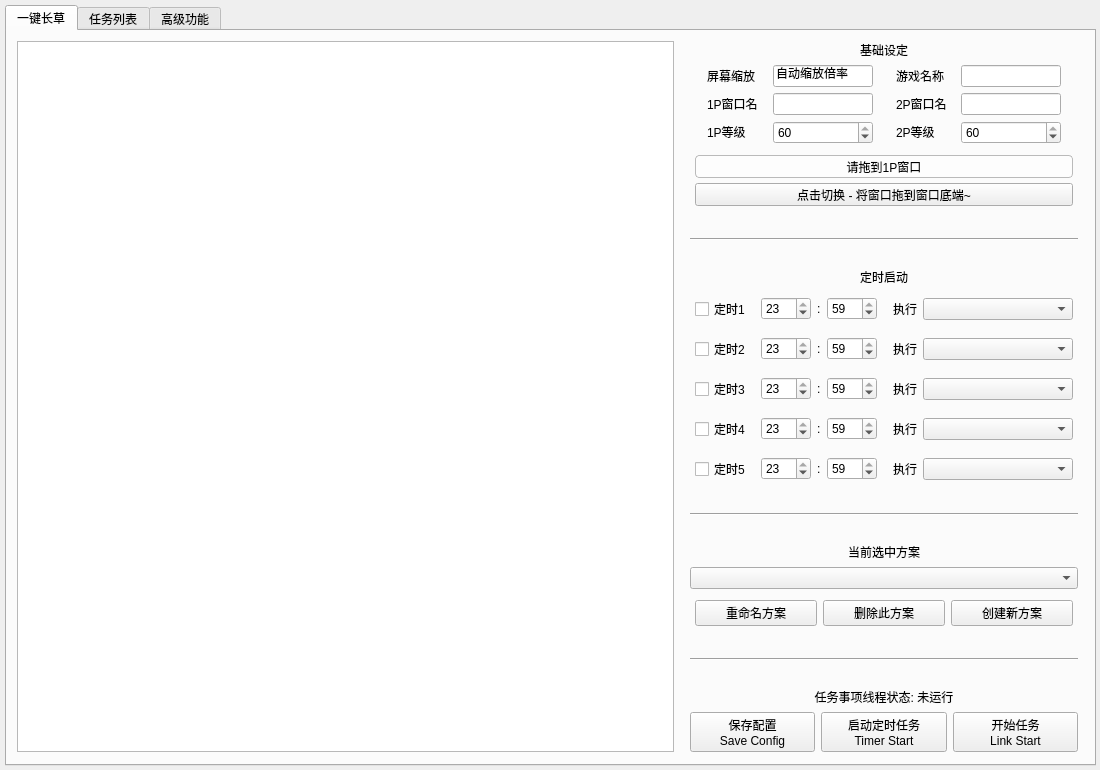
Before: the Qt Designer form resource/ui/FAA_3.0.ui in StareAbyss/FoodsVsMiceAutoAssistant, drawn with Qt 5.
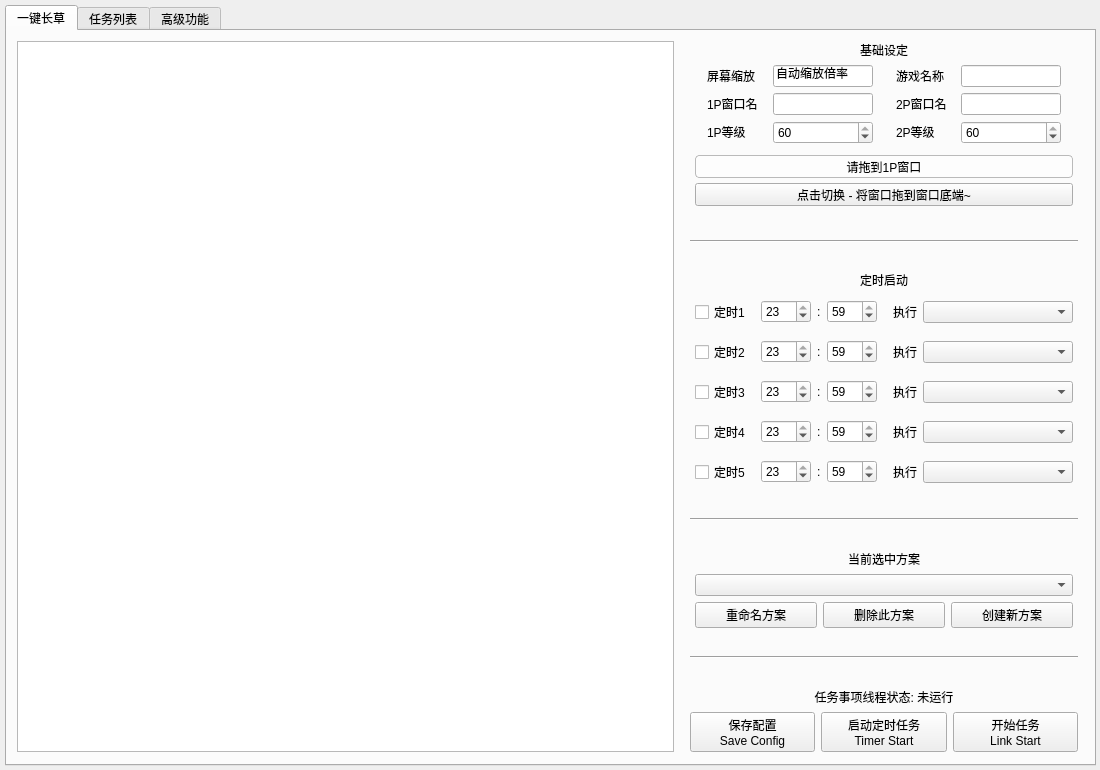
After: the same form once the commit is applied. Custom widgets are drawn as their Qt base class.

Commit message: v1.4.1-beta.1 杂项.

```diff
--- a/resource/ui/FAA_3.0.ui
+++ b/resource/ui/FAA_3.0.ui
@@ -1745,6 +1745,23 @@
              </widget>
             </item>
             <item>
+             <layout class="QHBoxLayout" name="Lay_CurrentPlan_1" stretch="0">
+              <property name="sizeConstraint">
+               <enum>QLayout::SetDefaultConstraint</enum>
+              </property>
+              <property name="leftMargin">
+               <number>5</number>
+              </property>
+              <property name="topMargin">
+               <number>0</number>
+              </property>
+              <property name="rightMargin">
+               <number>5</number>
+              </property>
+              <property name="bottomMargin">
+               <number>0</number>
+              </property>
+              <item>
              <widget class="QComboBox" name="CurrentPlan">
               <property name="sizePolicy">
                <sizepolicy hsizetype="Expanding" vsizetype="Fixed">
@@ -1766,6 +1783,8 @@
               </property>
              </widget>
             </item>
+             </layout>
+            </item>
             <item>
              <layout class="QHBoxLayout" name="Lay_CurrentPlan_2" stretch="0,0,0">
               <property name="sizeConstraint">
@@ -1775,13 +1794,13 @@
                <number>5</number>
               </property>
               <property name="topMargin">
-               <number>5</number>
+               <number>0</number>
               </property>
               <property name="rightMargin">
                <number>5</number>
               </property>
               <property name="bottomMargin">
-               <number>5</number>
+               <number>0</number>
               </property>
               <item>
                <widget class="QPushButton" name="Button_RenamePlan">
```
Lines whose indentation alone changed are shown as unchanged. The commit also changes 1 other file.
